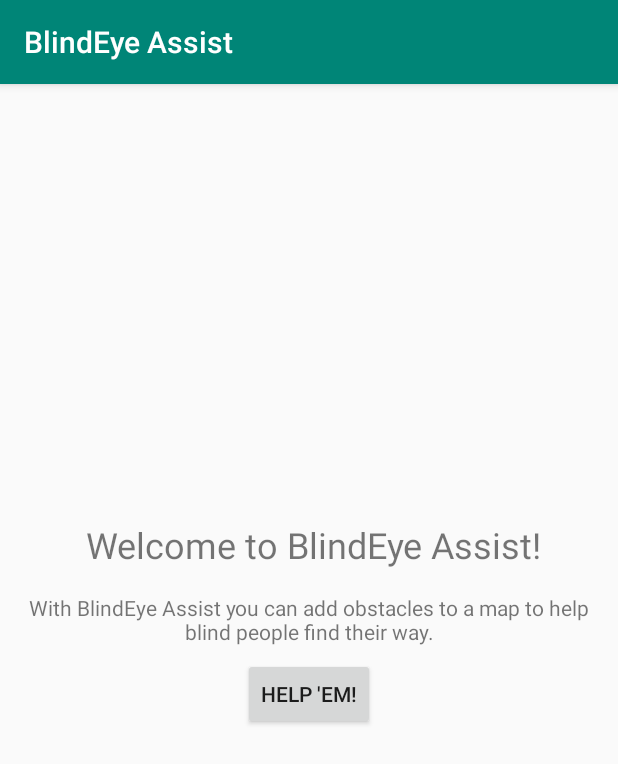
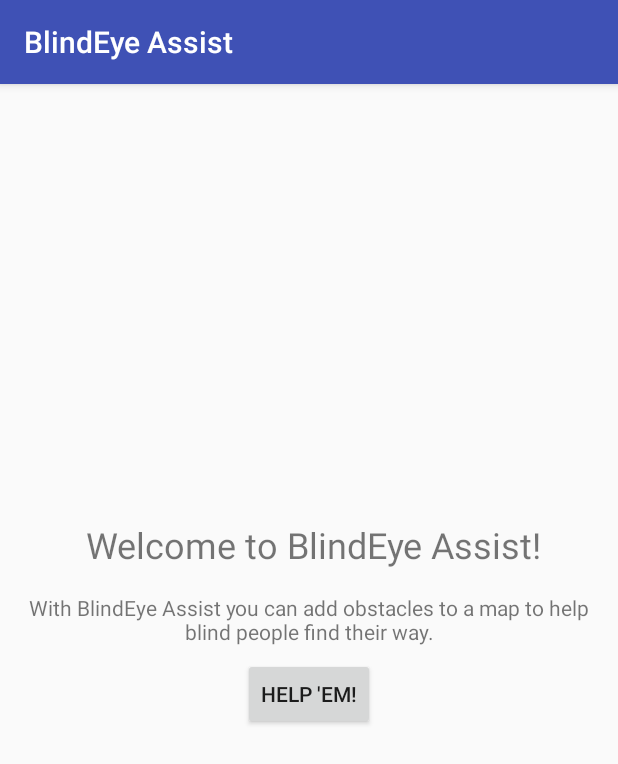
Before and after one commit to Jugendhackt/BlindEye-Normal-Android, an Android app: the screen it shows after launch (MainActivity), on a phone screen of 412 x 824 dp. Shown: the top 764 px of the screen. Run offline under Robolectric (Android 15) with nearby library versions, the light colour scheme and no system bars.

Commit message:
:lipstick: Overworked UI & added a map

```diff
--- a/app/src/main/AndroidManifest.xml
+++ b/app/src/main/AndroidManifest.xml
@@ -8,6 +8,7 @@
          location permissions for the 'MyLocation' functionality.
     -->
     <uses-permission android:name="android.permission.ACCESS_FINE_LOCATION"/>
+    <uses-permission android:name="android.permission.INTERNET"/>
 
     <application
             android:allowBackup="true"
--- a/app/src/main/java/de/marcoalexanderfischer/blindeye/blindeyeassist/MapsActivity.kt
+++ b/app/src/main/java/de/marcoalexanderfischer/blindeye/blindeyeassist/MapsActivity.kt
@@ -2,6 +2,8 @@ package de.marcoalexanderfischer.blindeye.blindeyeassist
 
 import android.support.v7.app.AppCompatActivity
 import android.os.Bundle
+import android.view.Window
+import android.view.WindowManager
 
 import com.google.android.gms.maps.CameraUpdateFactory
 import com.google.android.gms.maps.GoogleMap
@@ -15,7 +17,9 @@ class MapsActivity : AppCompatActivity(), OnMapReadyCallback {
     private lateinit var mMap: GoogleMap
 
     override fun onCreate(savedInstanceState: Bundle?) {
+        requestWindowFeature(Window.FEATURE_NO_TITLE)
         super.onCreate(savedInstanceState)
+        window.setFlags(WindowManager.LayoutParams.FLAG_FULLSCREEN, WindowManager.LayoutParams.FLAG_FULLSCREEN)
         setContentView(R.layout.activity_maps)
         // Obtain the SupportMapFragment and get notified when the map is ready to be used.
         val mapFragment = supportFragmentManager
--- a/app/src/main/res/values/colors.xml
+++ b/app/src/main/res/values/colors.xml
@@ -1,6 +1,6 @@
 <?xml version="1.0" encoding="utf-8"?>
 <resources>
-    <color name="colorPrimary">#008577</color>
-    <color name="colorPrimaryDark">#00574B</color>
+    <color name="colorPrimary">#3F51B5</color>
+    <color name="colorPrimaryDark">#3F51B5</color>
     <color name="colorAccent">#D81B60</color>
 </resources>
```
Also changed, not shown: 2 other files.
